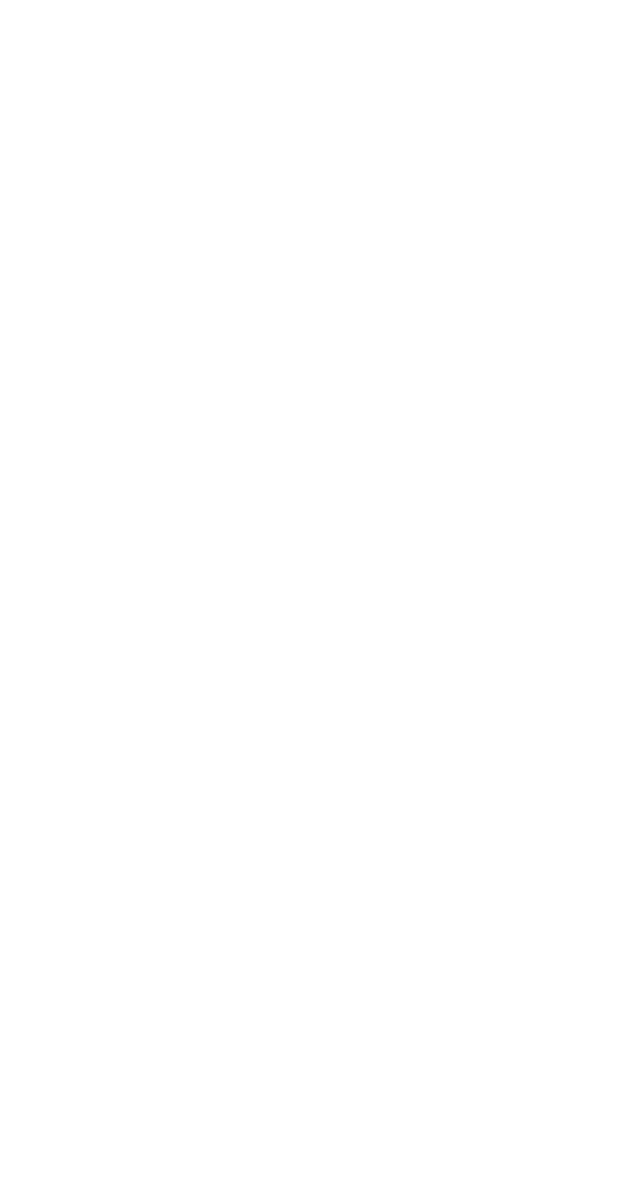
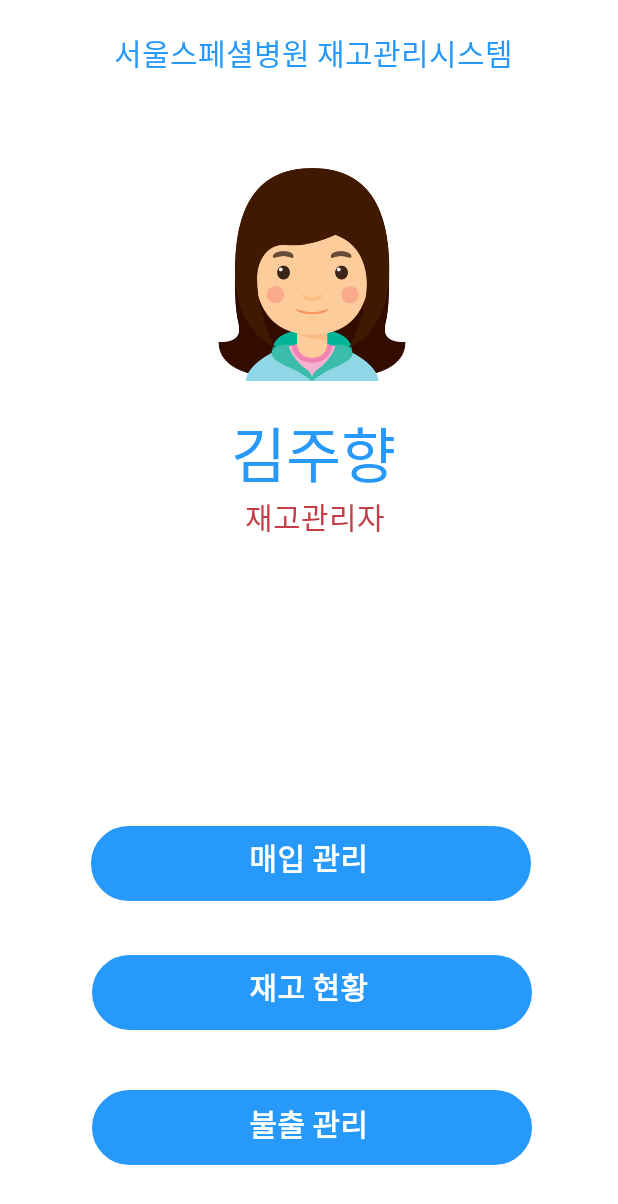
Before and after one commit to KimJuHyang/Hospital-Barcode-Inventory-Management, an Android app: the ManagerMenu screen opened directly, with no data from a screen before it, on a phone screen of 412 x 824 dp. Before the commit the part shown is empty. Shown: the top 1204 px of the screen. Run offline under Robolectric (Android 15) with nearby library versions, the phone set to English and light mode, and no system bars.

Commit message:
사용자 아이콘 추가 및 관리자 메뉴 UI

```diff
--- a/app/src/main/res/layout/activity_manager_menu.xml
+++ b/app/src/main/res/layout/activity_manager_menu.xml
@@ -1,6 +1,7 @@
 <?xml version="1.0" encoding="utf-8"?>
 <RelativeLayout xmlns:android="http://schemas.android.com/apk/res/android"
     xmlns:app="http://schemas.android.com/apk/res-auto"
+    xmlns:tools="http://schemas.android.com/tools"
     android:layout_width="match_parent"
     android:layout_height="match_parent"
     android:paddingLeft="0dp"
@@ -8,4 +9,128 @@
     android:background="@color/bg"
     >
 
+    <TextView
+        android:id="@+id/textView7"
+        android:layout_width="wrap_content"
+        android:layout_height="wrap_content"
+        android:layout_alignParentStart="true"
+        android:layout_alignParentLeft="true"
+        android:layout_alignParentTop="true"
+        android:layout_marginStart="76dp"
+        android:layout_marginLeft="76dp"
+        android:layout_marginTop="20dp"
+        android:text="서울스페셜병원 재고관리시스템"
+        android:textColor="@color/primary"
+        android:textSize="20dp" />
+
+    <TextView
+        android:id="@+id/textView8"
+        android:layout_width="wrap_content"
+        android:layout_height="wrap_content"
+        android:layout_alignParentTop="true"
+        android:layout_alignParentEnd="true"
+        android:layout_alignParentRight="true"
+        android:layout_marginTop="272dp"
+        android:layout_marginEnd="148dp"
+        android:layout_marginRight="148dp"
+        android:text="김주향"
+        android:textColor="@color/primary"
+        android:textSize="40dp" />
+
+    <TextView
+        android:id="@+id/textView9"
+        android:layout_width="wrap_content"
+        android:layout_height="wrap_content"
+        android:layout_alignParentTop="true"
+        android:layout_alignParentEnd="true"
+        android:layout_alignParentRight="true"
+        android:layout_marginTop="329dp"
+        android:layout_marginEnd="155dp"
+        android:layout_marginRight="155dp"
+        android:text="재고관리자"
+        android:textColor="@color/red"
+        android:textSize="20dp" />
+
+    <ImageView
+        android:id="@+id/imageView3"
+        android:layout_width="293dp"
+        android:layout_height="50dp"
+        android:layout_alignParentEnd="true"
+        android:layout_alignParentRight="true"
+        android:layout_alignParentBottom="true"
+        android:layout_marginEnd="58dp"
+        android:layout_marginRight="58dp"
+        android:layout_marginBottom="223dp"
+        app:srcCompat="@drawable/button" />
+
+    <ImageView
+        android:id="@+id/imageView4"
+        android:layout_width="293dp"
+        android:layout_height="50dp"
+        android:layout_alignParentEnd="true"
+        android:layout_alignParentRight="true"
+        android:layout_alignParentBottom="true"
+        android:layout_marginEnd="57dp"
+        android:layout_marginRight="57dp"
+        android:layout_marginBottom="137dp"
+        app:srcCompat="@drawable/button" />
+
+    <ImageView
+        android:id="@+id/imageView5"
+        android:layout_width="293dp"
+        android:layout_height="50dp"
+        android:layout_alignParentEnd="true"
+        android:layout_alignParentRight="true"
+        android:layout_alignParentBottom="true"
+        android:layout_marginEnd="57dp"
+        android:layout_marginRight="57dp"
+        android:layout_marginBottom="47dp"
+        app:srcCompat="@drawable/button" />
+
+    <TextView
+        android:id="@+id/textView10"
+        android:layout_width="wrap_content"
+        android:layout_height="wrap_content"
+        android:layout_alignParentBottom="true"
+        android:layout_centerHorizontal="true"
+        android:layout_marginBottom="237dp"
+        android:text="매입 관리"
+        android:textColor="@color/bg"
+        android:textStyle="bold"
+        android:textSize="20dp"/>
+
+    <TextView
+        android:id="@+id/textView13"
+        android:layout_width="wrap_content"
+        android:layout_height="wrap_content"
+        android:layout_alignStart="@+id/textView10"
+        android:layout_alignParentBottom="true"
+        android:layout_marginBottom="151dp"
+        android:textStyle="bold"
+        android:text="재고 현황"
+        android:textColor="@color/bg"
+        android:textSize="20dp"/>
+
+    <TextView
+        android:id="@+id/textView14"
+        android:layout_width="wrap_content"
+        android:layout_height="wrap_content"
+        android:layout_alignStart="@+id/textView10"
+        android:layout_alignParentBottom="true"
+        android:layout_marginBottom="60dp"
+        android:text="불출 관리"
+        android:textColor="@color/bg"
+        android:textStyle="bold"
+        android:textSize="20dp"/>
+
+    <ImageView
+        android:id="@+id/imageView7"
+        android:layout_width="205dp"
+        android:layout_height="142dp"
+        android:layout_alignParentStart="true"
+        android:layout_alignParentTop="true"
+        android:layout_marginStart="105dp"
+        android:layout_marginTop="112dp"
+        app:srcCompat="@drawable/girl" />
+
 </RelativeLayout>
--- a/app/src/main/res/layout/activity_primary_menu.xml
+++ b/app/src/main/res/layout/activity_primary_menu.xml
@@ -1,9 +1,14 @@
 <?xml version="1.0" encoding="utf-8"?>
-<android.support.constraint.ConstraintLayout xmlns:android="http://schemas.android.com/apk/res/android"
+<RelativeLayout xmlns:android="http://schemas.android.com/apk/res/android"
     xmlns:app="http://schemas.android.com/apk/res-auto"
     xmlns:tools="http://schemas.android.com/tools"
     android:layout_width="match_parent"
     android:layout_height="match_parent"
-    tools:context=".PrimaryMenu">
+    android:paddingLeft="0dp"
+    android:paddingRight="0dp"
+    android:background="@color/bg"
+    >
 
-</android.support.constraint.ConstraintLayout>
+
+
+</RelativeLayout>
--- a/app/src/main/res/values/colors.xml
+++ b/app/src/main/res/values/colors.xml
@@ -5,4 +5,5 @@
     <color name="colorAccent">#D81B60</color>
     <color name="bg">#ffffff</color>
     <color name="primary">#2699FB</color>
+    <color name="red">#C43E48</color>
 </resources>
```
Also changed, not shown: app/src/main/res/drawable/girl.png (added).
